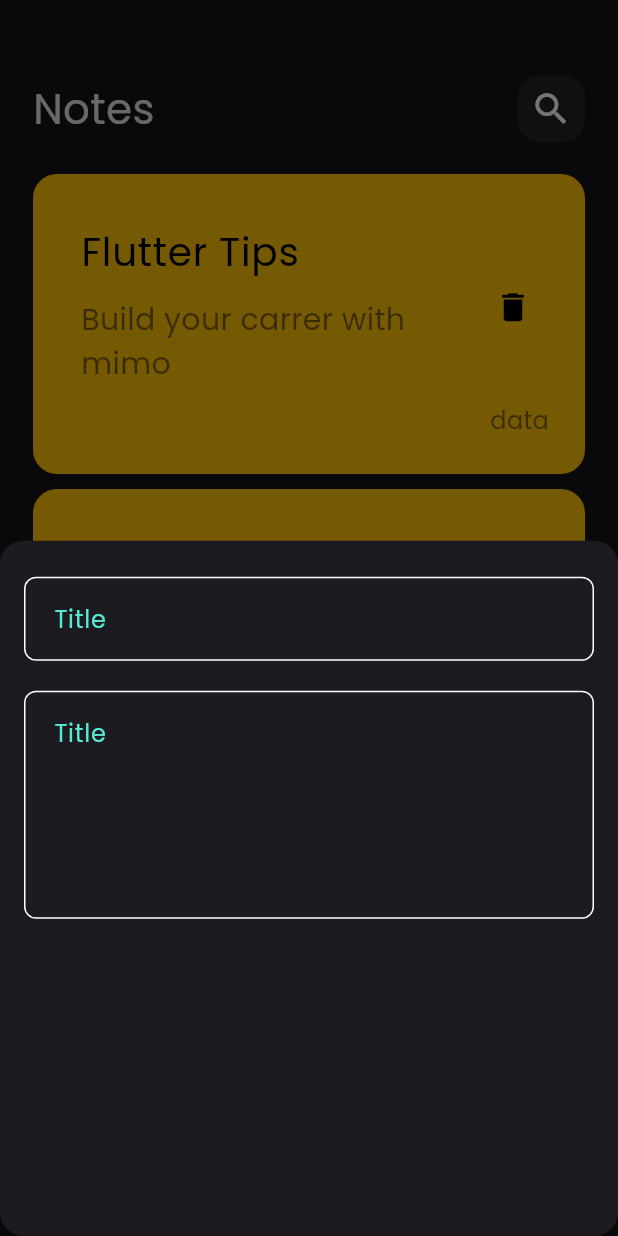
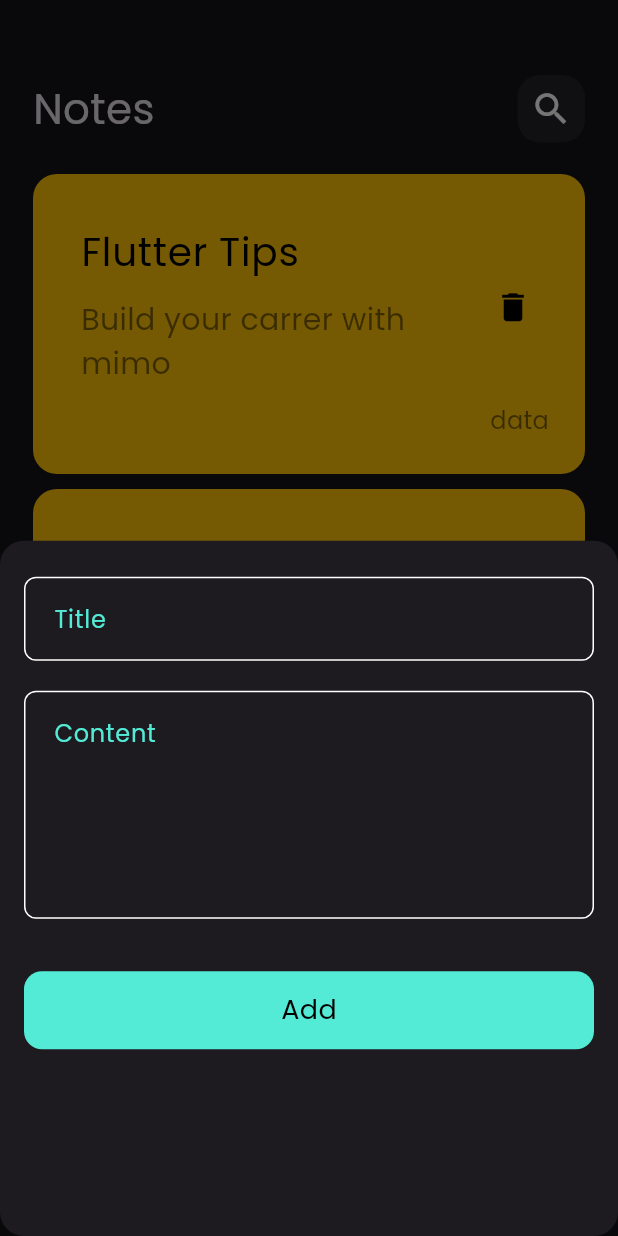
Before and after one commit to MiladnserSB/notes_App, a Flutter app: the screen it shows after launch, after a tap on the "add" icon, on a phone screen of 412 x 824 dp. Run offline on Flutter 3.47's test engine with Material 3 defaults, Android fonts, the phone set to English and light mode, and no system bars.

Commit message:
add custom app bar to edit note view and add custom button to add note bottom sheet

```diff
--- a/lib/views/edit_note_view.dart
+++ b/lib/views/edit_note_view.dart
@@ -6,8 +6,8 @@ class EditNoteView extends StatelessWidget {
 
   @override
   Widget build(BuildContext context) {
-    return EditNoteViewBody(
-
+    return const Scaffold(
+      body:  EditNoteViewBody(),
     );
   }
 }
--- a/lib/widgets/add_note_bottom_sheet.dart
+++ b/lib/widgets/add_note_bottom_sheet.dart
@@ -1,4 +1,6 @@
 import 'package:flutter/material.dart';
+import 'package:learning_project_notes_app/constants.dart';
+import 'package:learning_project_notes_app/widgets/custom_button.dart';
 import 'package:learning_project_notes_app/widgets/custom_text_field.dart';
 
 class AddNoteBottomSheet extends StatelessWidget {
@@ -6,16 +8,27 @@ class AddNoteBottomSheet extends StatelessWidget {
 
   @override
   Widget build(BuildContext context) {
-    return const Padding(
-      padding: EdgeInsets.symmetric(horizontal: 16),
+    return Padding(
+      padding: const EdgeInsets.symmetric(horizontal: 16),
       child: Column(
         children: [
-          SizedBox(
+          const SizedBox(
             height: 24,
           ),
-          CustomTextField(hint: 'Title',),
-          SizedBox(height: 20,),
-          CustomTextField(hint: 'Content', maxLines: 5,),
+          const CustomTextField(
+            hint: 'Title',
+          ),
+          const SizedBox(
+            height: 20,
+          ),
+          const CustomTextField(
+            hint: 'Content',
+            maxLines: 5,
+          ),
+          const SizedBox(
+            height: 35,
+          ),
+          CustomButton(title: 'Add', onTap: (){} )
         ],
       ),
     );
--- a/lib/widgets/custom_app_bar.dart
+++ b/lib/widgets/custom_app_bar.dart
@@ -2,21 +2,22 @@ import 'package:flutter/material.dart';
 import 'package:learning_project_notes_app/widgets/custom_search_icon.dart';
 
 class CustomAppBar extends StatelessWidget {
-  const CustomAppBar({super.key});
-
+  const CustomAppBar({super.key, required this.title, required this.icon});
+  final String title;
+  final IconData icon;
   @override
   Widget build(BuildContext context) {
-    return const Row(
+    return  Row(
       children: [
         Text(
-          'Notes',
+          title,
           style: TextStyle(
             fontSize: 28
           ),
         ),
 
         Spacer(),
-        CustomSearchIcon(),
+        CustomSearchIcon(icon: icon,),
       ],
     );
   }
--- /dev/null
+++ b/lib/widgets/custom_button.dart
@@ -0,0 +1,28 @@
+import 'package:flutter/material.dart';
+import 'package:learning_project_notes_app/constants.dart';
+
+class CustomButton extends StatelessWidget {
+  const CustomButton({
+    super.key, required this.title, required this.onTap,
+  });
+  final String title;
+  final VoidCallback onTap;
+  @override
+  Widget build(BuildContext context) {
+    return GestureDetector(
+      onTap:onTap,
+      child: Container(
+        height: 52,
+        decoration: BoxDecoration(
+            color: kPrimaryColor,
+            borderRadius: BorderRadius.circular(12)),
+        child:  Center(
+          child: Text(
+            title,
+            style: const TextStyle(color: Colors.black, fontSize: 18),
+          ),
+        ),
+      ),
+    );
+  }
+}
--- a/lib/widgets/custom_search_icon.dart
+++ b/lib/widgets/custom_search_icon.dart
@@ -1,8 +1,8 @@
 import 'package:flutter/material.dart';
 
 class CustomSearchIcon extends StatelessWidget {
-  const CustomSearchIcon({super.key});
-
+  const CustomSearchIcon({super.key, required this.icon});
+  final IconData icon;
   @override
   Widget build(BuildContext context) {
     return Container(
@@ -13,7 +13,7 @@ class CustomSearchIcon extends StatelessWidget {
         color: Colors.white.withOpacity(0.06)
       ),
       child: Center(
-        child: Icon(Icons.search, size: 28, ),
+        child: Icon(icon, size: 28, ),
       ),
     );
   }
--- a/lib/widgets/custom_text_field.dart
+++ b/lib/widgets/custom_text_field.dart
@@ -12,7 +12,7 @@ class CustomTextField extends StatelessWidget {
       cursorColor: kPrimaryColor,
       decoration: InputDecoration(
         contentPadding: EdgeInsets.all(16),
-        hintText: 'Title',
+        hintText: hint,
         hintStyle: TextStyle(color: kPrimaryColor),
         enabledBorder: buildBorder(),
         focusedBorder: buildBorder(kPrimaryColor),
--- a/lib/widgets/edit_note_view_body.dart
+++ b/lib/widgets/edit_note_view_body.dart
@@ -1,10 +1,24 @@
 import 'package:flutter/material.dart';
+import 'package:learning_project_notes_app/widgets/custom_app_bar.dart';
 
 class EditNoteViewBody extends StatelessWidget {
   const EditNoteViewBody({super.key});
 
   @override
   Widget build(BuildContext context) {
-    return Container();
+    return const Padding(
+      padding: EdgeInsets.symmetric(horizontal: 22.0),
+      child: Column(
+        children: [
+          SizedBox(
+            height: 50,
+          ),
+          CustomAppBar(
+            title: 'Edit Note',
+            icon: Icons.check,
+          ),
+        ],
+      ),
+    );
   }
 }
--- a/lib/widgets/notes_view_body.dart
+++ b/lib/widgets/notes_view_body.dart
@@ -12,10 +12,14 @@ class NotesViewBody extends StatelessWidget {
       padding: EdgeInsets.symmetric(horizontal: 22.0),
       child: Column(
         children: [
-          SizedBox(height: 50,),
-            CustomAppBar(),
-           Expanded(child: NotesListview()),
-
+          SizedBox(
+            height: 50,
+          ),
+          CustomAppBar(
+            title: 'Notes',
+            icon: Icons.search,
+          ),
+          Expanded(child: NotesListview()),
         ],
       ),
     );
```
Also changed, not shown: lib/views/notes_view.dart (+11 -5 lines).
